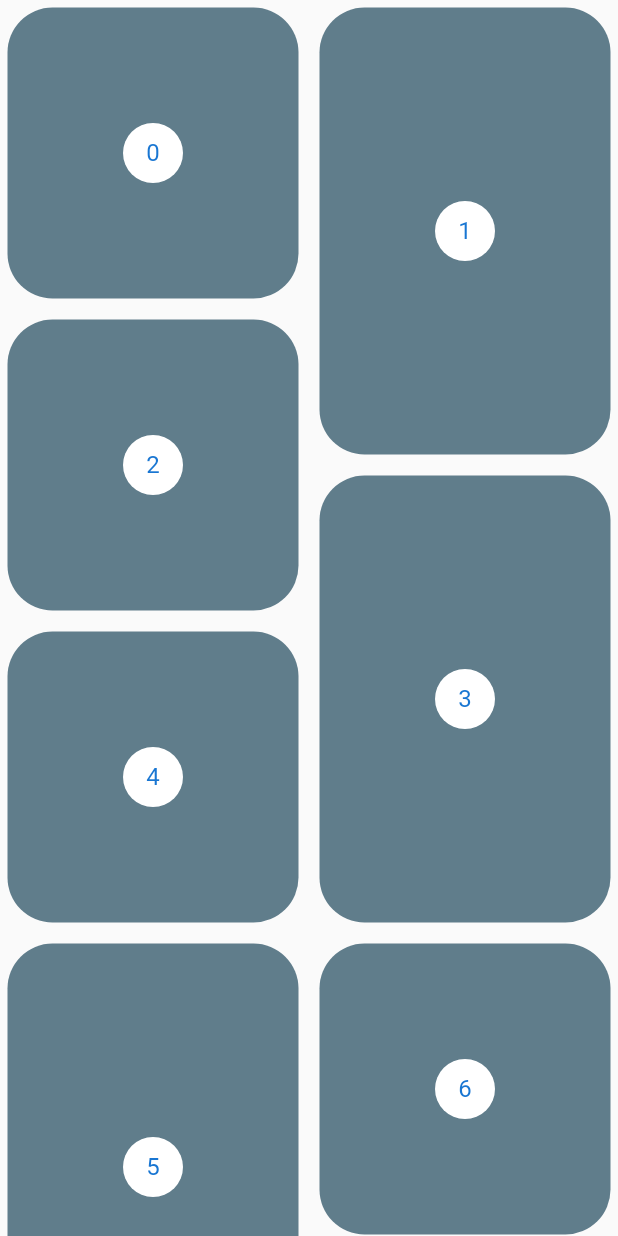
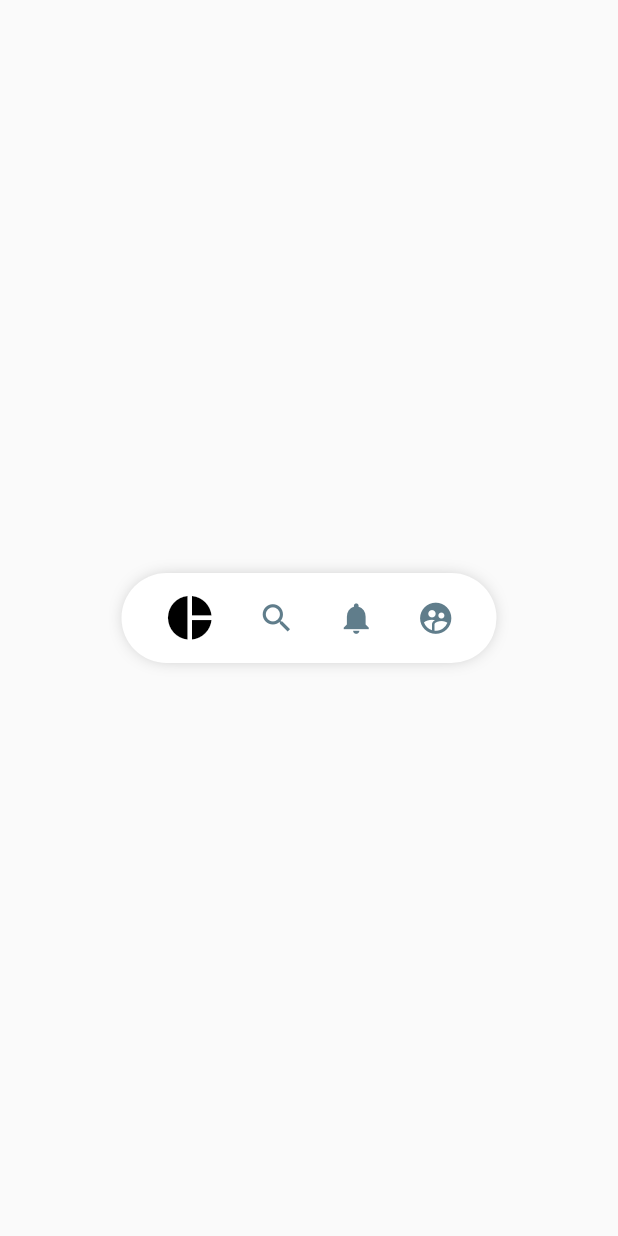
Before and after one commit to eliezerantonio/desenhos_animacoes, a Flutter app: the screen it shows after launch, on a phone screen of 412 x 824 dp. Run offline on Flutter 3.47's test engine with Material 2 defaults, Android fonts, the phone set to English and light mode, and no system bars; our stand-ins replace animate_do, assets_audio_player, flutter_svg, font_awesome_flutter.

Commit message:
alterando menu

```diff
--- a/01_custom_painter/lib/src/pages/pinterest_page.dart
+++ b/01_custom_painter/lib/src/pages/pinterest_page.dart
@@ -1,3 +1,4 @@
+import 'package:custom_painter/src/widgets/pinterest_menu.dart';
 import 'package:flutter/material.dart';
 import 'package:flutter_staggered_grid_view/flutter_staggered_grid_view.dart';
 
@@ -5,10 +6,8 @@ class PinterestPage extends StatelessWidget {
   @override
   Widget build(BuildContext context) {
     return Scaffold(
-      body: Center(
-        child: PinterestGrid(),
-      ),
-    );
+        // body: PinterestGrid(),
+        body: PinterestMenu());
   }
 }
 
@@ -47,6 +46,7 @@ class _PinterestItem extends StatelessWidget {
           backgroundColor: Colors.white,
           child: new Text('$index'),
         ),
-        ));
+      ),
+    );
   }
 }
--- /dev/null
+++ b/01_custom_painter/lib/src/widgets/pinterest_menu.dart
@@ -0,0 +1,122 @@
+import 'package:flutter/material.dart';
+import 'package:provider/provider.dart';
+
+class PinterestButton {
+  final Function onPressed;
+  final IconData icon;
+  PinterestButton({this.onPressed, this.icon});
+}
+
+class PinterestMenu extends StatelessWidget {
+  final List<PinterestButton> items = [
+    PinterestButton(
+        icon: Icons.pie_chart,
+        onPressed: () {
+          print('Icon  Grafico');
+        }),
+    PinterestButton(
+        icon: Icons.search,
+        onPressed: () {
+          print('Icon  Pesquisar');
+        }),
+    PinterestButton(
+        icon: Icons.notifications,
+        onPressed: () {
+          print('Icon  Notificacoes');
+        }),
+    PinterestButton(
+        icon: Icons.supervised_user_circle,
+        onPressed: () {
+          print('Icon  Usuario ');
+        }),
+  ];
+
+  @override
+  Widget build(BuildContext context) {
+    return Center(
+      child: ChangeNotifierProvider(
+        create: (_) => new _MenuModel(),
+        child: _PinterestMenuBackground(
+          child: _MenuItems(menuItems: items),
+        ),
+      ),
+    );
+  }
+}
+
+class _PinterestMenuBackground extends StatelessWidget {
+  final Widget child;
+
+  const _PinterestMenuBackground({Key key, @required this.child})
+      : super(key: key);
+  @override
+  Widget build(BuildContext context) {
+    return Container(
+      width: 250,
+      height: 60,
+      child: child,
+      decoration: BoxDecoration(
+        color: Colors.white,
+        borderRadius: BorderRadius.circular(100),
+        boxShadow: [
+          BoxShadow(
+            color: Colors.black38,
+            blurRadius: 10,
+            spreadRadius: -5,
+          ),
+        ],
+      ),
+    );
+  }
+}
+
+class _MenuItems extends StatelessWidget {
+  final List<PinterestButton> menuItems;
+
+  const _MenuItems({Key key, this.menuItems}) : super(key: key);
+  @override
+  Widget build(BuildContext context) {
+    return Row(
+      mainAxisAlignment: MainAxisAlignment.spaceEvenly,
+      children: List.generate(
+          menuItems.length,
+          (index) =>
+              _PinterestMenuButton(index: index, item: menuItems[index])),
+    );
+  }
+}
+
+class _PinterestMenuButton extends StatelessWidget {
+  final int index;
+  final PinterestButton item;
+
+  const _PinterestMenuButton({Key key, this.index, this.item})
+      : super(key: key);
+  @override
+  Widget build(BuildContext context) {
+    final itemSelected = context.watch<_MenuModel>().itemSelected;
+    return GestureDetector(
+      onTap: () {
+        context.read<_MenuModel>().itemSelected = index;
+        item.onPressed();
+      },
+      behavior: HitTestBehavior.translucent,
+      child: Container(
+        child: Icon(item.icon,
+            size: (itemSelected == index) ? 35 : 25,
+            color: (itemSelected == index) ? Colors.black : Colors.blueGrey),
+      ),
+    );
+  }
+}
+
+class _MenuModel with ChangeNotifier {
+  int _itemSelected = 0;
+
+  int get itemSelected => this._itemSelected;
+
+  set itemSelected(int index) {
+    this._itemSelected = index;
+    notifyListeners();
+  }
+}
```
Lines whose indentation alone changed are shown as unchanged.
